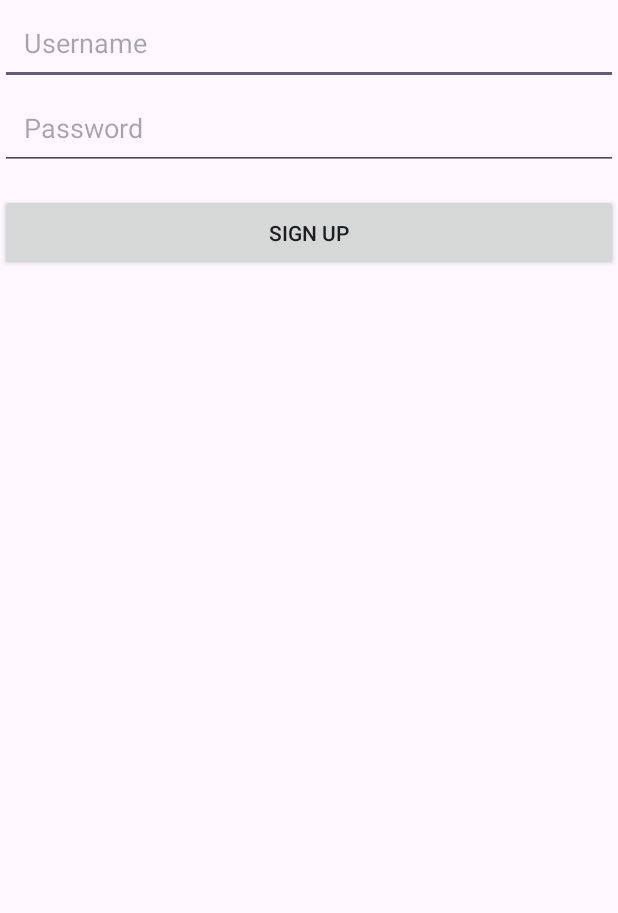
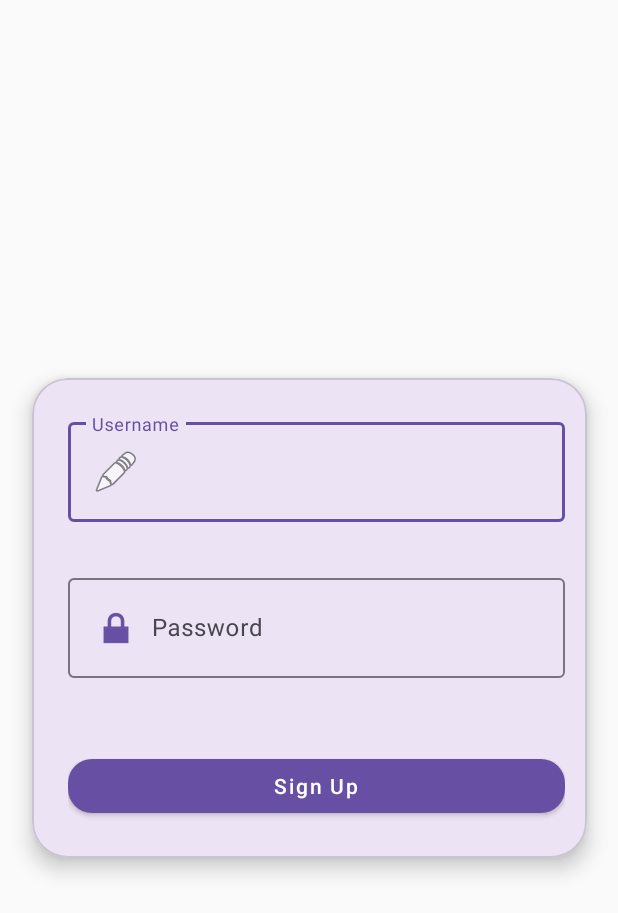
Before and after one commit to Arthur-Vogel/LeQuizzyBaguette, an Android app: the SignUpActivity screen opened directly, with no data from a screen before it, on a phone screen of 412 x 824 dp. Shown: the top 913 px of the screen. Run offline under Robolectric (Android 15) with nearby library versions, the light colour scheme and no system bars; our stand-ins replace Room's generated code.

Commit message:
Upgraded the xml views for signup

```diff
--- a/app/src/main/res/layout/activity_sign_up.xml
+++ b/app/src/main/res/layout/activity_sign_up.xml
@@ -5,42 +5,80 @@
     android:id="@+id/main"
     android:layout_width="match_parent"
     android:layout_height="match_parent"
+    android:background="#FAFAFA"
     tools:context=".SignUpActivity">
 
-    <!-- Username input field -->
-    <androidx.appcompat.widget.AppCompatEditText
+    <!-- Card-style container -->
+    <com.google.android.material.card.MaterialCardView
+        android:id="@+id/cardContainer"
+        android:layout_width="370dp"
+        android:layout_height="wrap_content"
+        android:layout_margin="32dp"
+        app:cardCornerRadius="24dp"
+        app:cardElevation="8dp"
+        app:layout_constraintTop_toTopOf="parent"
+        app:layout_constraintBottom_toBottomOf="parent"
+        app:layout_constraintStart_toStartOf="parent"
+        app:layout_constraintEnd_toEndOf="parent">
+
+        <LinearLayout
+            android:layout_width="379dp"
+            android:layout_height="wrap_content"
+            android:orientation="vertical"
+            android:padding="24dp">
+
+            <!-- Username input field with emoji -->
+            <com.google.android.material.textfield.TextInputLayout
+                android:layout_width="match_parent"
+                android:layout_height="wrap_content"
+                android:hint="Username">
+
+                <com.google.android.material.textfield.TextInputEditText
                     android:id="@+id/usernameInput"
-        android:layout_width="0dp"
+                    android:layout_width="match_parent"
                     android:layout_height="wrap_content"
-        android:hint="Username"
-        android:inputType="textPersonName"
-        app:layout_constraintEnd_toEndOf="parent"
-        app:layout_constraintStart_toStartOf="parent"
-        app:layout_constraintTop_toTopOf="parent"
-        android:padding="16dp" />
+                    android:drawableStart="@android:drawable/ic_menu_edit"
+                    android:drawablePadding="8dp"
+                    android:inputType="textPersonName" />
+            </com.google.android.material.textfield.TextInputLayout>
 
-    <!-- Password input field -->
-    <androidx.appcompat.widget.AppCompatEditText
+            <!-- Spacer -->
+            <View
+                android:layout_width="match_parent"
+                android:layout_height="16dp" />
+
+            <!-- Password input field with lock emoji -->
+            <com.google.android.material.textfield.TextInputLayout
+                android:layout_width="match_parent"
+                android:layout_height="wrap_content"
+                android:layout_marginTop="16dp"
+                android:hint="Password">
+
+                <com.google.android.material.textfield.TextInputEditText
                     android:id="@+id/passwordInput"
-        android:layout_width="0dp"
+                    android:layout_width="match_parent"
                     android:layout_height="wrap_content"
-        android:hint="Password"
-        android:inputType="textPassword"
-        app:layout_constraintTop_toBottomOf="@+id/usernameInput"
-        app:layout_constraintEnd_toEndOf="parent"
-        app:layout_constraintStart_toStartOf="parent"
-        android:padding="16dp" />
+                    android:drawableStart="@android:drawable/ic_lock_lock"
+                    android:drawablePadding="8dp"
+                    android:inputType="textPassword" />
+            </com.google.android.material.textfield.TextInputLayout>
+
+            <!-- Spacer -->
+            <View
+                android:layout_width="match_parent"
+                android:layout_height="24dp" />
 
             <!-- Sign Up Button -->
-    <androidx.appcompat.widget.AppCompatButton
+            <com.google.android.material.button.MaterialButton
                 android:id="@+id/signUpButton"
-        android:layout_width="0dp"
+                style="@style/Widget.MaterialComponents.Button"
+                android:layout_width="match_parent"
                 android:layout_height="wrap_content"
+                android:layout_marginTop="24dp"
                 android:text="Sign Up"
-        app:layout_constraintTop_toBottomOf="@+id/passwordInput"
-        app:layout_constraintEnd_toEndOf="parent"
-        app:layout_constraintStart_toStartOf="parent"
-        android:layout_marginTop="16dp"
-        android:padding="16dp" />
+                android:textAllCaps="false"
+                app:cornerRadius="16dp" />
+        </LinearLayout>
+    </com.google.android.material.card.MaterialCardView>
 
 </androidx.constraintlayout.widget.ConstraintLayout>
```
Lines whose indentation alone changed are shown as unchanged.
